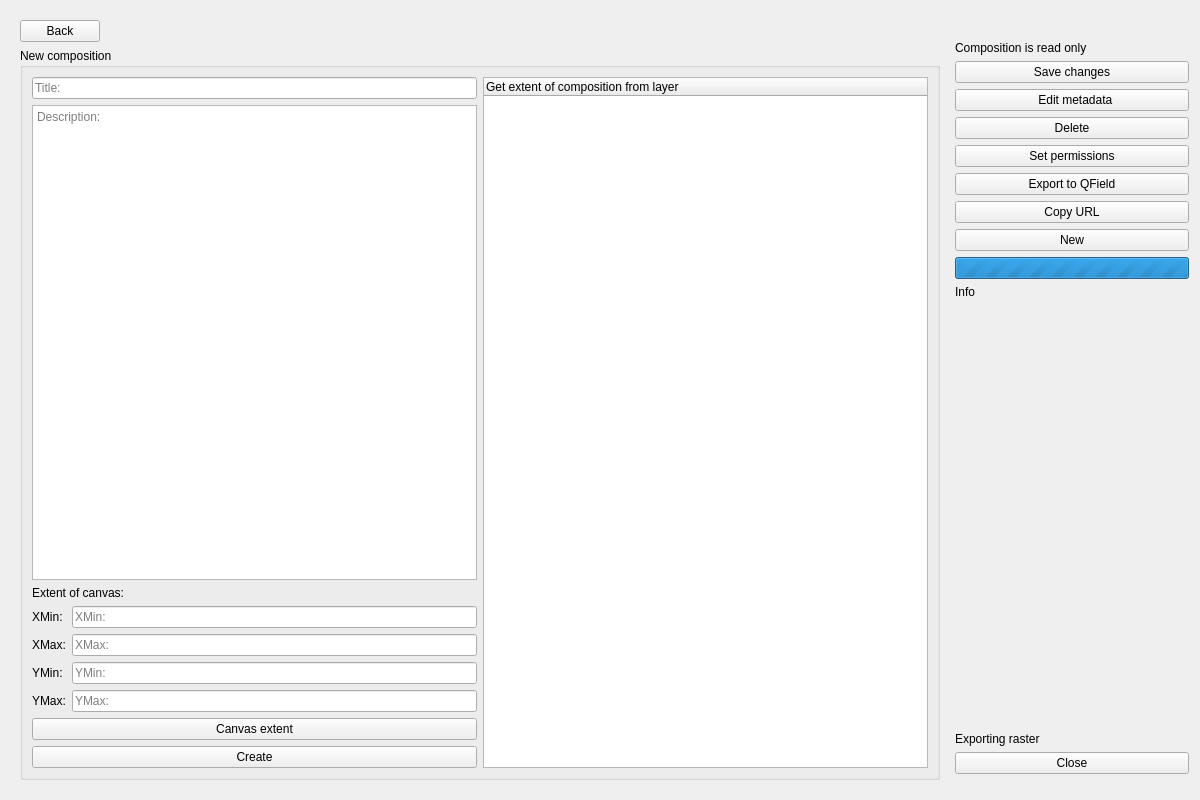
This is dlg_currentComposition.ui in LESPROJEKT/qgis-layman-plugin as Qt 5 draws it before an edit. The edited form follows.
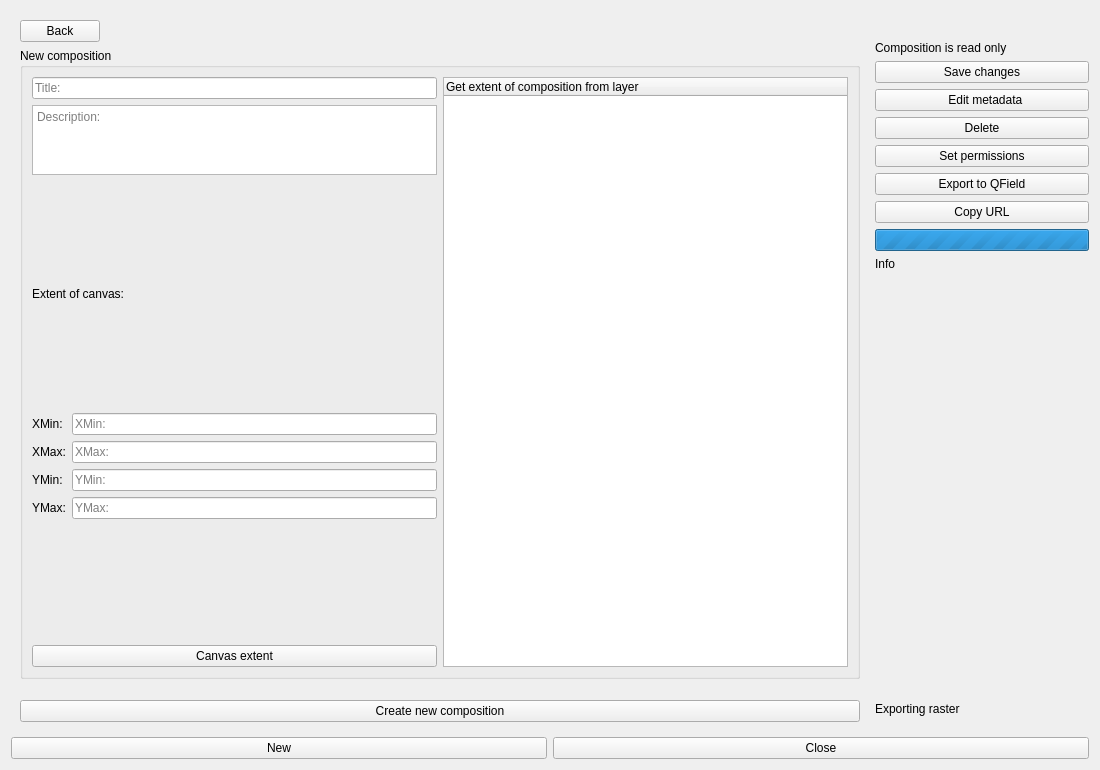
This is the edited form. The open tabs and pages were chosen to show the change. Icons and pictures are not drawn.

Commit message: current composition buttons

Patch:
```diff
--- a/dlg_currentComposition.ui
+++ b/dlg_currentComposition.ui
@@ -9,8 +9,8 @@
    <rect>
     <x>0</x>
     <y>0</y>
-    <width>1200</width>
-    <height>800</height>
+    <width>1100</width>
+    <height>770</height>
    </rect>
   </property>
   <property name="minimumSize">
@@ -28,7 +28,9 @@
   <property name="windowTitle">
    <string>Layman - Current composition</string>
   </property>
-  <layout class="QHBoxLayout" name="horizontalLayout" stretch="8,2">
+  <layout class="QVBoxLayout" name="mainVerticalLayout">
+   <item>
+    <layout class="QHBoxLayout" name="horizontalLayout" stretch="8,2">
    <item>
     <widget class="QStackedWidget" name="stackedWidget">
      <property name="currentIndex">
@@ -200,6 +202,12 @@
             </item>
             <item>
              <widget class="QTextEdit" name="textEdit_description">
+              <property name="maximumSize">
+               <size>
+                <width>16777215</width>
+                <height>70</height>
+               </size>
+              </property>
               <property name="placeholderText">
                <string>Description:</string>
               </property>
@@ -283,17 +291,6 @@
               </property>
              </widget>
             </item>
-            <item>
-             <widget class="QPushButton" name="pushButton_CreateComposition">
-              <property name="text">
-               <string>Create</string>
-              </property>
-              <property name="icon">
-               <iconset>
-                <normaloff>icons/save_ico.png</normaloff>icons/save_ico.png</iconset>
-              </property>
-             </widget>
-            </item>
            </layout>
           </item>
           <item>
@@ -308,6 +305,39 @@
          </layout>
         </widget>
        </item>
+       <item>
+        <spacer name="verticalSpacer_create">
+         <property name="orientation">
+          <enum>Qt::Vertical</enum>
+         </property>
+         <property name="sizeType">
+          <enum>QSizePolicy::Fixed</enum>
+         </property>
+         <property name="sizeHint" stdset="0">
+          <size>
+           <width>20</width>
+           <height>15</height>
+          </size>
+         </property>
+        </spacer>
+       </item>
+       <item>
+        <widget class="QPushButton" name="pushButton_CreateComposition">
+         <property name="sizePolicy">
+          <sizepolicy hsizetype="Expanding" vsizetype="Fixed">
+           <horstretch>0</horstretch>
+           <verstretch>0</verstretch>
+          </sizepolicy>
+         </property>
+         <property name="text">
+          <string>Create new composition</string>
+         </property>
+         <property name="icon">
+          <iconset>
+           <normaloff>icons/save_ico.png</normaloff>icons/save_ico.png</iconset>
+         </property>
+        </widget>
+       </item>
       </layout>
      </widget>
      <widget class="QWidget" name="page4">
@@ -887,17 +917,6 @@
        </property>
       </widget>
      </item>
-     <item>
-      <widget class="QPushButton" name="pushButton_new">
-       <property name="text">
-        <string>New</string>
-       </property>
-       <property name="icon">
-        <iconset>
-         <normaloff>icons/layer.png</normaloff>icons/layer.png</iconset>
-       </property>
-      </widget>
-     </item>
      <item>
       <widget class="QProgressBar" name="progressBar_loader">
        <property name="enabled">
@@ -944,13 +963,6 @@
        </property>
       </widget>
      </item>
-     <item>
-      <widget class="QPushButton" name="pushButton_close2">
-       <property name="text">
-        <string>Close</string>
-       </property>
-      </widget>
-     </item>
      <item>
       <spacer name="verticalSpacer_3">
        <property name="orientation">
@@ -966,6 +978,30 @@
         </size>
        </property>
       </spacer>
+     </item>
+    </layout>
+   </item>
+   </layout>
+   </item>
+   <item>
+    <layout class="QHBoxLayout" name="horizontalLayout_bottom">
+     <item>
+      <widget class="QPushButton" name="pushButton_new">
+       <property name="text">
+        <string>New</string>
+       </property>
+       <property name="icon">
+        <iconset>
+         <normaloff>icons/layer.png</normaloff>icons/layer.png</iconset>
+       </property>
+      </widget>
+     </item>
+     <item>
+      <widget class="QPushButton" name="pushButton_close2">
+       <property name="text">
+        <string>Close</string>
+       </property>
+      </widget>
      </item>
     </layout>
    </item>
```
The commit also changes 2 other files.
